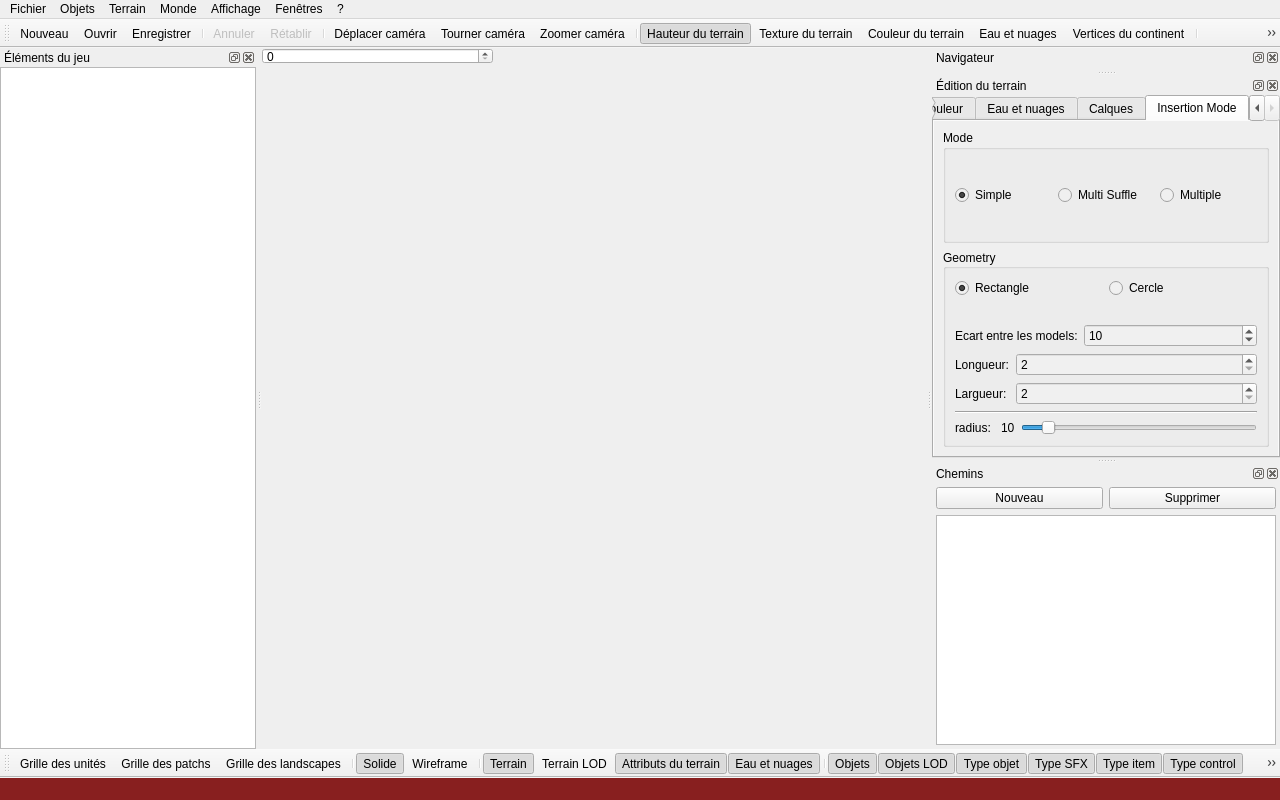
Before: the Qt Designer form WorldEditor/MainFrame.ui in zetsumi/ATools, drawn with Qt 5.
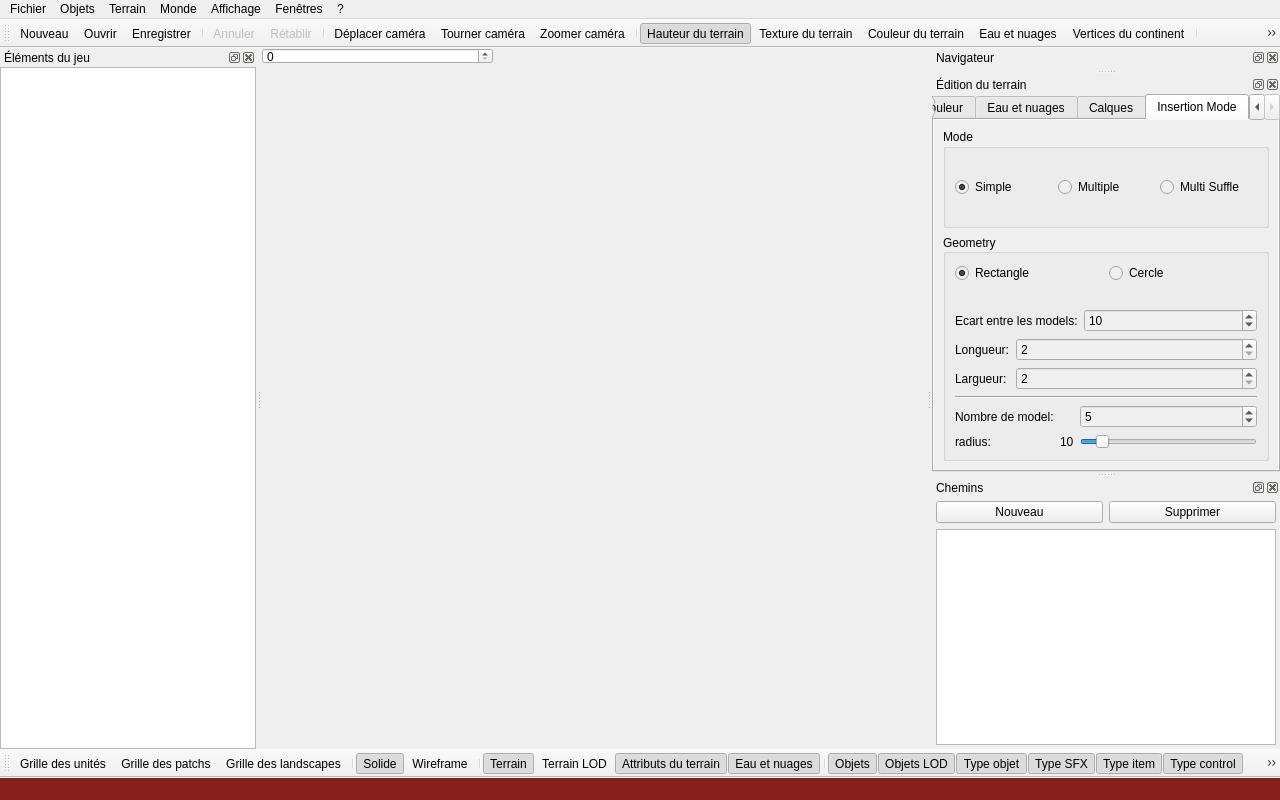
After: the same form once the commit is applied. Icons and pictures are not drawn. Custom widgets are drawn as their Qt base class.

Patch:
```diff
--- a/WorldEditor/MainFrame.ui
+++ b/WorldEditor/MainFrame.ui
@@ -978,13 +978,6 @@
                 </property>
                </widget>
               </item>
-              <item>
-               <widget class="QRadioButton" name="insertSuffleReset">
-                <property name="text">
-                 <string>Multi Suffle</string>
-                </property>
-               </widget>
-              </item>
               <item>
                <widget class="QRadioButton" name="insertionModeMultiple">
                 <property name="text">
@@ -992,6 +985,13 @@
                 </property>
                </widget>
               </item>
+              <item>
+               <widget class="QRadioButton" name="insertSuffleReset">
+                <property name="text">
+                 <string>Multi Suffle</string>
+                </property>
+               </widget>
+              </item>
              </layout>
             </item>
            </layout>
@@ -1108,14 +1108,21 @@
             </item>
             <item>
              <layout class="QGridLayout" name="gridLayout_7">
-              <item row="0" column="0">
+              <item row="1" column="0">
                <widget class="QLabel" name="radiusInsertCercle">
                 <property name="text">
                  <string>radius: </string>
                 </property>
                </widget>
               </item>
-              <item row="0" column="2">
+              <item row="1" column="1">
+               <widget class="QLabel" name="label_26">
+                <property name="text">
+                 <string>10</string>
+                </property>
+               </widget>
+              </item>
+              <item row="1" column="2">
                <widget class="QSlider" name="sliderRadiusInsertCercle">
                 <property name="minimum">
                  <number>1</number>
@@ -1131,10 +1138,20 @@
                 </property>
                </widget>
               </item>
-              <item row="0" column="1">
-               <widget class="QLabel" name="label_26">
+              <item row="0" column="0">
+               <widget class="QLabel" name="label_27">
                 <property name="text">
-                 <string>10</string>
+                 <string>Nombre de model:</string>
+                </property>
+               </widget>
+              </item>
+              <item row="0" column="2">
+               <widget class="QSpinBox" name="spinNombreModelCercle">
+                <property name="minimum">
+                 <number>1</number>
+                </property>
+                <property name="value">
+                 <number>5</number>
                 </property>
                </widget>
               </item>
```
Left out of the diff: 2 changed lines with no effect on the pictures.
